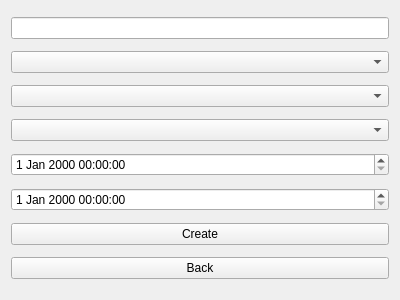
MehmetHY/MilitaryOutpostManagement-Qt5, file Views/createdutyview.ui: the form before one commit.
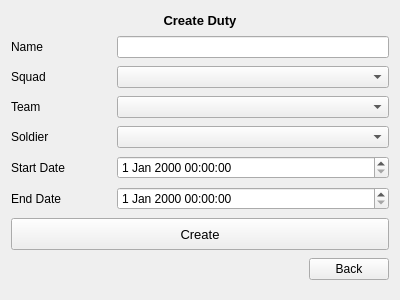
The form after the commit.

Commit message: rearranged create duty ui

The edit to the form file:
```diff
--- a/Views/createdutyview.ui
+++ b/Views/createdutyview.ui
@@ -14,37 +14,246 @@
    <string>Form</string>
   </property>
   <layout class="QGridLayout" name="gridLayout">
-   <item row="7" column="0">
-    <widget class="QPushButton" name="backButton">
-     <property name="text">
-      <string>Back</string>
-     </property>
-    </widget>
-   </item>
-   <item row="4" column="0">
-    <widget class="QDateTimeEdit" name="startDateTimeEdit"/>
-   </item>
    <item row="6" column="0">
+    <layout class="QHBoxLayout" name="horizontalLayout_6">
+     <item>
+      <widget class="QLabel" name="label_6">
+       <property name="minimumSize">
+        <size>
+         <width>100</width>
+         <height>0</height>
+        </size>
+       </property>
+       <property name="text">
+        <string>End Date</string>
+       </property>
+      </widget>
+     </item>
+     <item>
+      <widget class="QDateTimeEdit" name="endDateTimeEdit">
+       <property name="sizePolicy">
+        <sizepolicy hsizetype="Expanding" vsizetype="Fixed">
+         <horstretch>0</horstretch>
+         <verstretch>0</verstretch>
+        </sizepolicy>
+       </property>
+      </widget>
+     </item>
+    </layout>
+   </item>
+   <item row="8" column="0">
+    <layout class="QHBoxLayout" name="horizontalLayout_7">
+     <item>
+      <spacer name="horizontalSpacer">
+       <property name="orientation">
+        <enum>Qt::Horizontal</enum>
+       </property>
+       <property name="sizeHint" stdset="0">
+        <size>
+         <width>40</width>
+         <height>20</height>
+        </size>
+       </property>
+      </spacer>
+     </item>
+     <item>
+      <widget class="QPushButton" name="backButton">
+       <property name="cursor">
+        <cursorShape>PointingHandCursor</cursorShape>
+       </property>
+       <property name="text">
+        <string>Back</string>
+       </property>
+      </widget>
+     </item>
+    </layout>
+   </item>
+   <item row="1" column="0">
+    <layout class="QHBoxLayout" name="horizontalLayout">
+     <item>
+      <widget class="QLabel" name="label">
+       <property name="minimumSize">
+        <size>
+         <width>100</width>
+         <height>0</height>
+        </size>
+       </property>
+       <property name="text">
+        <string>Name</string>
+       </property>
+      </widget>
+     </item>
+     <item>
+      <widget class="QLineEdit" name="nameLineEdit">
+       <property name="sizePolicy">
+        <sizepolicy hsizetype="Expanding" vsizetype="Fixed">
+         <horstretch>0</horstretch>
+         <verstretch>0</verstretch>
+        </sizepolicy>
+       </property>
+      </widget>
+     </item>
+    </layout>
+   </item>
+   <item row="5" column="0">
+    <layout class="QHBoxLayout" name="horizontalLayout_5">
+     <item>
+      <widget class="QLabel" name="label_5">
+       <property name="minimumSize">
+        <size>
+         <width>100</width>
+         <height>0</height>
+        </size>
+       </property>
+       <property name="text">
+        <string>Start Date</string>
+       </property>
+      </widget>
+     </item>
+     <item>
+      <widget class="QDateTimeEdit" name="startDateTimeEdit">
+       <property name="sizePolicy">
+        <sizepolicy hsizetype="Expanding" vsizetype="Fixed">
+         <horstretch>0</horstretch>
+         <verstretch>0</verstretch>
+        </sizepolicy>
+       </property>
+      </widget>
+     </item>
+    </layout>
+   </item>
+   <item row="7" column="0">
     <widget class="QPushButton" name="createButton">
+     <property name="sizePolicy">
+      <sizepolicy hsizetype="Preferred" vsizetype="Fixed">
+       <horstretch>0</horstretch>
+       <verstretch>0</verstretch>
+      </sizepolicy>
+     </property>
+     <property name="minimumSize">
+      <size>
+       <width>0</width>
+       <height>32</height>
+      </size>
+     </property>
+     <property name="font">
+      <font>
+       <pointsize>10</pointsize>
+       <weight>50</weight>
+       <bold>false</bold>
+      </font>
+     </property>
+     <property name="cursor">
+      <cursorShape>PointingHandCursor</cursorShape>
+     </property>
      <property name="text">
       <string>Create</string>
      </property>
     </widget>
    </item>
-   <item row="0" column="0">
-    <widget class="QLineEdit" name="nameLineEdit"/>
-   </item>
-   <item row="3" column="0">
-    <widget class="QComboBox" name="soldierComboBox"/>
+   <item row="4" column="0">
+    <layout class="QHBoxLayout" name="horizontalLayout_4">
+     <item>
+      <widget class="QLabel" name="label_4">
+       <property name="minimumSize">
+        <size>
+         <width>100</width>
+         <height>0</height>
+        </size>
+       </property>
+       <property name="text">
+        <string>Soldier</string>
+       </property>
+      </widget>
+     </item>
+     <item>
+      <widget class="QComboBox" name="soldierComboBox">
+       <property name="sizePolicy">
+        <sizepolicy hsizetype="Expanding" vsizetype="Fixed">
+         <horstretch>0</horstretch>
+         <verstretch>0</verstretch>
+        </sizepolicy>
+       </property>
+      </widget>
+     </item>
+    </layout>
    </item>
    <item row="2" column="0">
-    <widget class="QComboBox" name="teamComboBox"/>
+    <layout class="QHBoxLayout" name="horizontalLayout_2">
+     <item>
+      <widget class="QLabel" name="label_2">
+       <property name="minimumSize">
+        <size>
+         <width>100</width>
+         <height>0</height>
+        </size>
+       </property>
+       <property name="text">
+        <string>Squad</string>
+       </property>
+      </widget>
+     </item>
+     <item>
+      <widget class="QComboBox" name="squadComboBox">
+       <property name="sizePolicy">
+        <sizepolicy hsizetype="Expanding" vsizetype="Fixed">
+         <horstretch>0</horstretch>
+         <verstretch>0</verstretch>
+        </sizepolicy>
+       </property>
+      </widget>
+     </item>
+    </layout>
    </item>
-   <item row="1" column="0">
-    <widget class="QComboBox" name="squadComboBox"/>
+   <item row="3" column="0">
+    <layout class="QHBoxLayout" name="horizontalLayout_3">
+     <item>
+      <widget class="QLabel" name="label_3">
+       <property name="minimumSize">
+        <size>
+         <width>100</width>
+         <height>0</height>
+        </size>
+       </property>
+       <property name="text">
+        <string>Team</string>
+       </property>
+      </widget>
+     </item>
+     <item>
+      <widget class="QComboBox" name="teamComboBox">
+       <property name="sizePolicy">
+        <sizepolicy hsizetype="Expanding" vsizetype="Fixed">
+         <horstretch>0</horstretch>
+         <verstretch>0</verstretch>
+        </sizepolicy>
+       </property>
+      </widget>
+     </item>
+    </layout>
    </item>
-   <item row="5" column="0">
-    <widget class="QDateTimeEdit" name="endDateTimeEdit"/>
+   <item row="0" column="0">
+    <widget class="QLabel" name="label_7">
+     <property name="sizePolicy">
+      <sizepolicy hsizetype="Preferred" vsizetype="Fixed">
+       <horstretch>0</horstretch>
+       <verstretch>0</verstretch>
+      </sizepolicy>
+     </property>
+     <property name="font">
+      <font>
+       <pointsize>10</pointsize>
+       <weight>75</weight>
+       <bold>true</bold>
+      </font>
+     </property>
+     <property name="text">
+      <string>Create Duty</string>
+     </property>
+     <property name="alignment">
+      <set>Qt::AlignCenter</set>
+     </property>
+    </widget>
    </item>
   </layout>
  </widget>
```
The commit also changes 3 other files.
